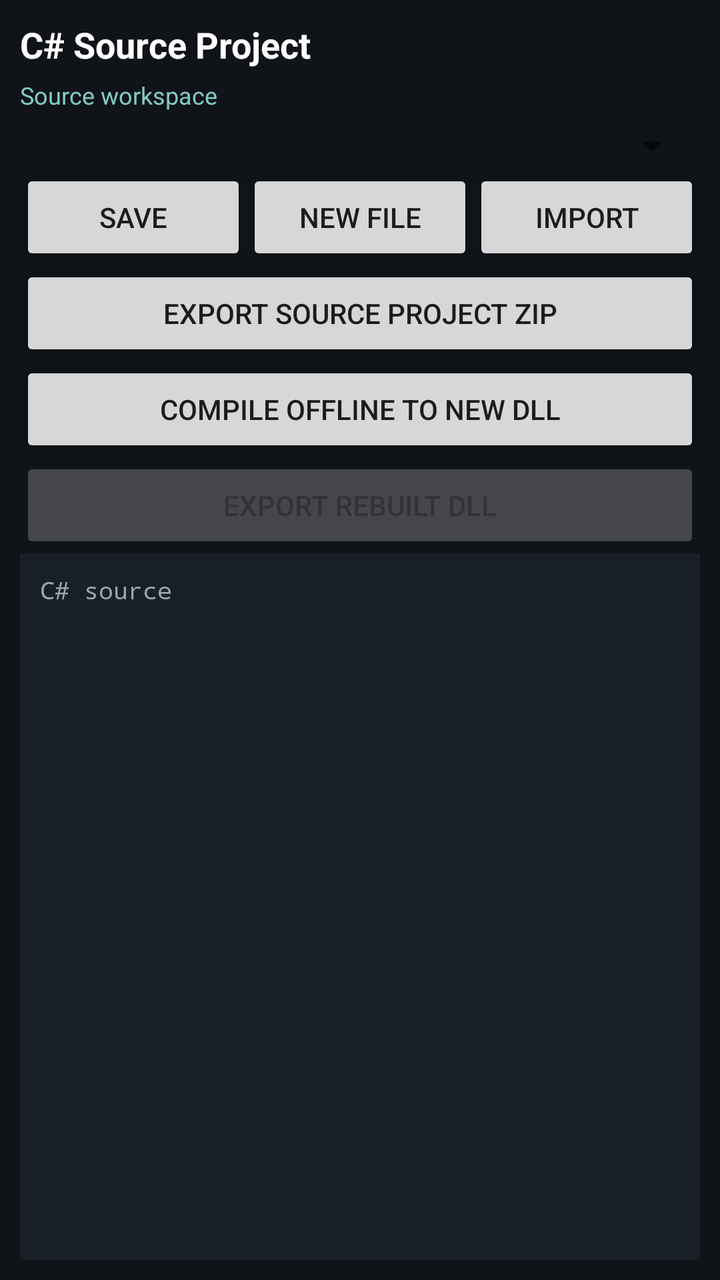
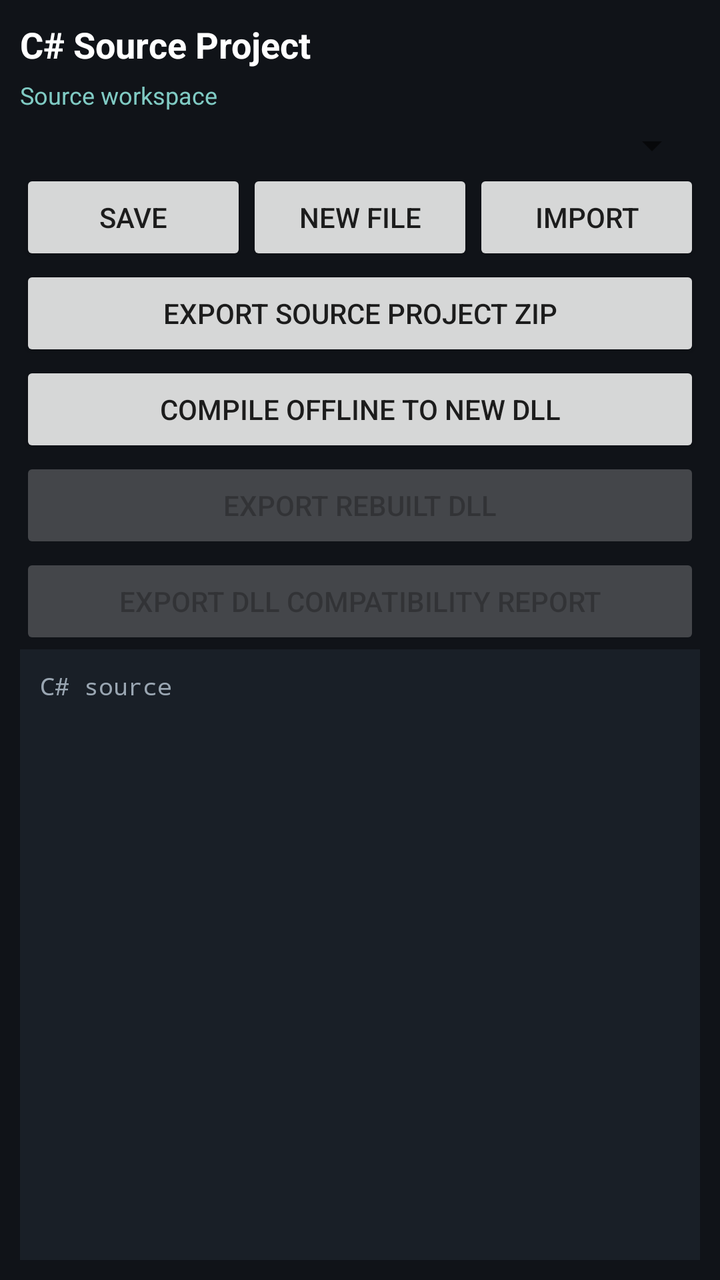

Two renders of the same Android screen: before a commit and after it. Below are the layout's source before the change and the commit's diff.
<!-- AndroidManifest.xml: application theme Theme.App -->
<!-- res/layout/activity_csharp_source_editor.xml -->
<?xml version="1.0" encoding="utf-8"?>
<LinearLayout xmlns:android="http://schemas.android.com/apk/res/android"
    android:layout_width="match_parent"
    android:layout_height="match_parent"
    android:orientation="vertical"
    android:padding="10dp"
    android:background="#101318">

    <TextView
        android:id="@+id/sourceEditorTitle"
        android:layout_width="match_parent"
        android:layout_height="wrap_content"
        android:text="C# Source Project"
        android:textColor="#FFFFFF"
        android:textSize="18sp"
        android:textStyle="bold"
        android:maxLines="2" />

    <TextView
        android:id="@+id/sourceEditorStatus"
        android:layout_width="match_parent"
        android:layout_height="wrap_content"
        android:paddingTop="5dp"
        android:paddingBottom="5dp"
        android:text="Source workspace"
        android:textColor="#80CBC4"
        android:textSize="12sp" />

    <Spinner
        android:id="@+id/sourceEditorFiles"
        android:layout_width="match_parent"
        android:layout_height="wrap_content" />

    <LinearLayout
        android:layout_width="match_parent"
        android:layout_height="wrap_content"
        android:orientation="horizontal">

        <Button
            android:id="@+id/sourceEditorSave"
            android:layout_width="0dp"
            android:layout_height="wrap_content"
            android:layout_weight="1"
            android:text="SAVE" />

        <Button
            android:id="@+id/sourceEditorAdd"
            android:layout_width="0dp"
            android:layout_height="wrap_content"
            android:layout_weight="1"
            android:text="NEW FILE" />

        <Button
            android:id="@+id/sourceEditorImport"
            android:layout_width="0dp"
            android:layout_height="wrap_content"
            android:layout_weight="1"
            android:text="IMPORT" />
    </LinearLayout>

    <Button
        android:id="@+id/sourceEditorExport"
        android:layout_width="match_parent"
        android:layout_height="wrap_content"
        android:text="EXPORT SOURCE PROJECT ZIP" />

    <Button
        android:id="@+id/sourceEditorCompile"
        android:layout_width="match_parent"
        android:layout_height="wrap_content"
        android:text="COMPILE OFFLINE TO NEW DLL" />

    <Button
        android:id="@+id/sourceEditorExportDll"
        android:layout_width="match_parent"
        android:layout_height="wrap_content"
        android:enabled="false"
        android:text="EXPORT REBUILT DLL" />

    <EditText
        android:id="@+id/sourceEditorText"
        android:layout_width="match_parent"
        android:layout_height="0dp"
        android:layout_weight="1"
        android:gravity="top|start"
        android:fontFamily="monospace"
        android:inputType="textMultiLine|textNoSuggestions"
        android:singleLine="false"
        android:textColor="#E5EAF0"
        android:textSize="12sp"
        android:background="#191F27"
        android:padding="10dp"
        android:hint="C# source"
        android:textColorHint="#9AA6B2" />
</LinearLayout>
<!-- resources referenced by this layout -->
<resources>
  <style name="Theme.App" parent="android:Theme.Material.Light">
          <item name="android:colorPrimary">@color/primary</item>
      </style>
  <color name="primary">#FF6200EE</color>
</resources>

<!-- the commit's change to res/layout/activity_csharp_source_editor.xml (unified diff, before → after) -->
@@ -77,6 +77,13 @@
         android:enabled="false"
         android:text="EXPORT REBUILT DLL" />
 
+    <Button
+        android:id="@+id/sourceEditorExportReport"
+        android:layout_width="match_parent"
+        android:layout_height="wrap_content"
+        android:enabled="false"
+        android:text="EXPORT DLL COMPATIBILITY REPORT" />
+
     <EditText
         android:id="@+id/sourceEditorText"
         android:layout_width="match_parent"
